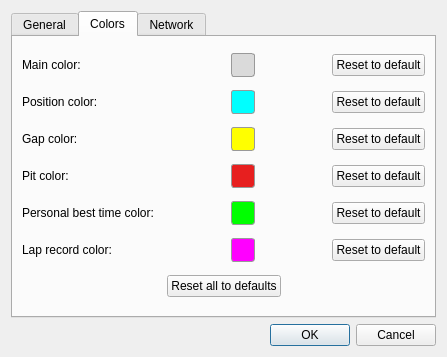
Qt form ui/preferencesdialog.ui (gronberg/f1lt) before a commit.
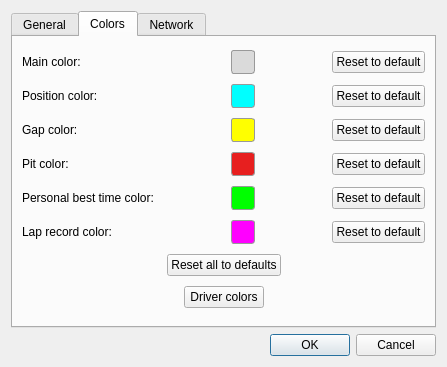
The same form after that commit. Icons and pictures are not drawn.

Commit message: main colors are now saved in the ini, added also possibility to choose different driver colors, sessionanalisyswidget and charts are affected and need few updates

Diff of the .ui file:
```diff
--- a/ui/preferencesdialog.ui
+++ b/ui/preferencesdialog.ui
@@ -7,7 +7,7 @@
     <x>0</x>
     <y>0</y>
     <width>447</width>
-    <height>357</height>
+    <height>367</height>
    </rect>
   </property>
   <property name="windowTitle">
@@ -438,6 +438,43 @@
          </item>
         </layout>
        </item>
+       <item row="8" column="0" colspan="5">
+        <layout class="QHBoxLayout" name="horizontalLayout_3">
+         <item>
+          <spacer name="horizontalSpacer_5">
+           <property name="orientation">
+            <enum>Qt::Horizontal</enum>
+           </property>
+           <property name="sizeHint" stdset="0">
+            <size>
+             <width>40</width>
+             <height>20</height>
+            </size>
+           </property>
+          </spacer>
+         </item>
+         <item>
+          <widget class="QPushButton" name="pushButton_8">
+           <property name="text">
+            <string>Driver colors</string>
+           </property>
+          </widget>
+         </item>
+         <item>
+          <spacer name="horizontalSpacer_6">
+           <property name="orientation">
+            <enum>Qt::Horizontal</enum>
+           </property>
+           <property name="sizeHint" stdset="0">
+            <size>
+             <width>40</width>
+             <height>20</height>
+            </size>
+           </property>
+          </spacer>
+         </item>
+        </layout>
+       </item>
       </layout>
      </widget>
      <widget class="QWidget" name="tab_2">
```
The commit also changes 33 other files.
